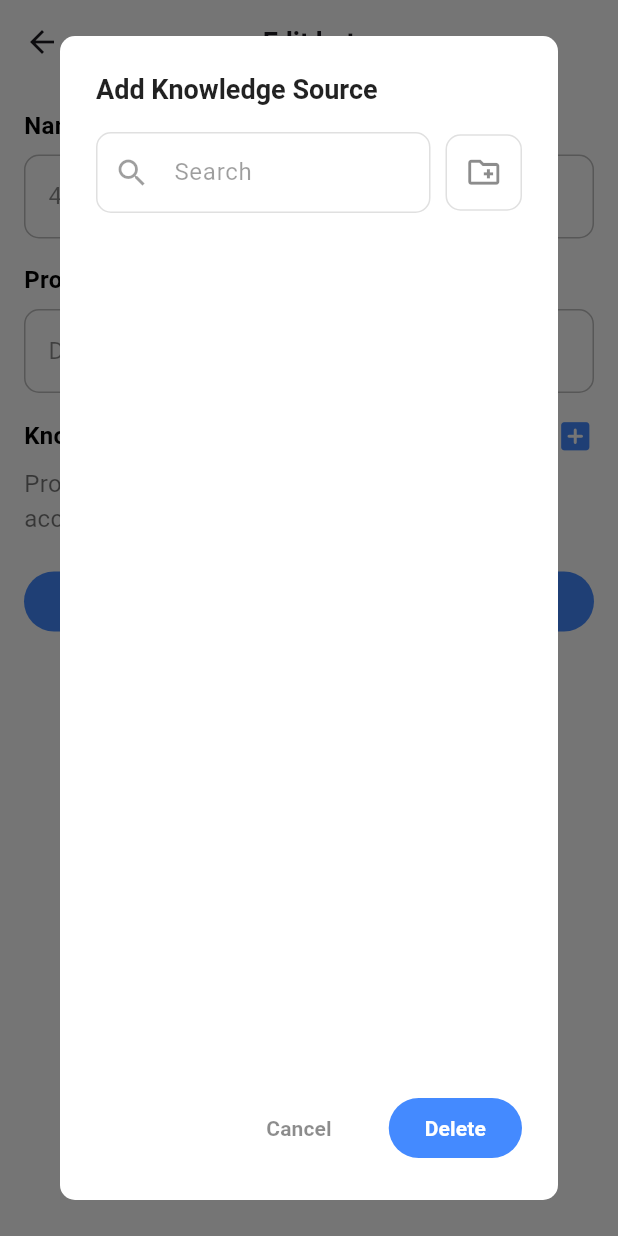
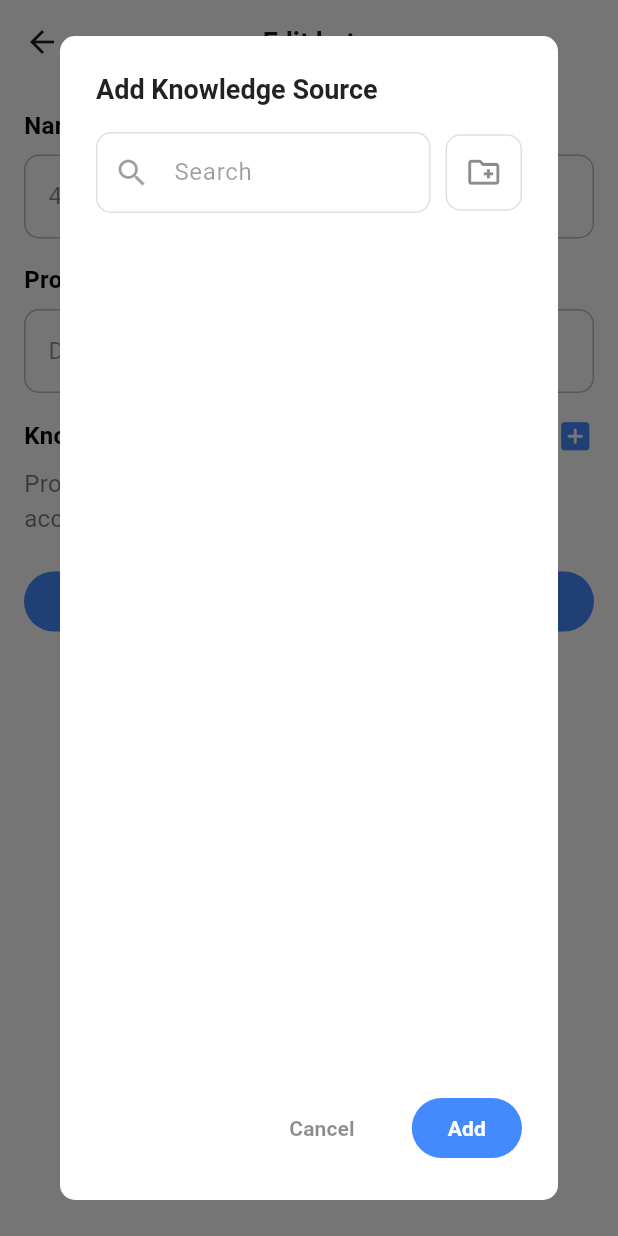
Before and after one commit to tt-papoi/HCMUS-Advanced-mobile-programming, a Flutter app: the EditBotScreen screen opened directly with empty values, after a tap on the "add box" icon, on a phone screen of 412 x 824 dp. Run offline on Flutter 3.47's test engine with Material 3 defaults, Android fonts, the phone set to English and light mode, and no system bars; our stand-ins replace file_picker, image_picker.

Commit message:
Update edit_bot_screen.dart

```diff
--- a/Final Project/Source/frontend/jarvis/lib/views/screens/edit_bot_screen.dart
+++ b/Final Project/Source/frontend/jarvis/lib/views/screens/edit_bot_screen.dart
@@ -206,7 +206,7 @@ class _EditBotScreenState extends State<EditBotScreen> {
                     ),
                   ),
                   child: const Text(
-                    'Delete',
+                    'Add',
                     style: TextStyle(
                         fontWeight: FontWeight.bold, color: Colors.white),
                   ),
```
